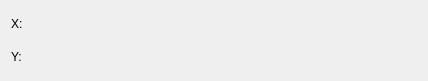
This is src/plugins/fits/gaussian_unweighted/fitgaussian_unweightedconfig.ui in Kst-plot/kst as Qt 5 draws it before an edit. The edited form follows.
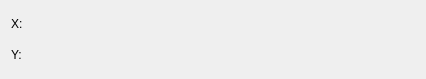
This is the edited form. Custom widgets are drawn as their Qt base class.

```diff
--- a/src/plugins/fits/gaussian_unweighted/fitgaussian_unweightedconfig.ui
+++ b/src/plugins/fits/gaussian_unweighted/fitgaussian_unweightedconfig.ui
@@ -6,8 +6,8 @@
    <rect>
     <x>0</x>
     <y>0</y>
-    <width>428</width>
-    <height>81</height>
+    <width>426</width>
+    <height>79</height>
    </rect>
   </property>
   <property name="minimumSize">
```
Left out of the diff: 4 changed lines with no effect on the pictures.
